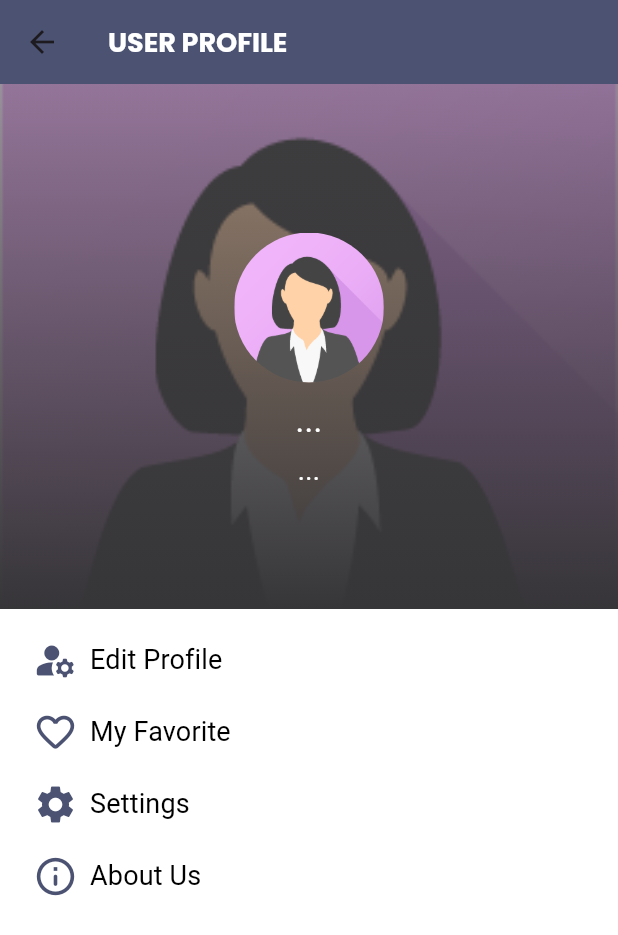
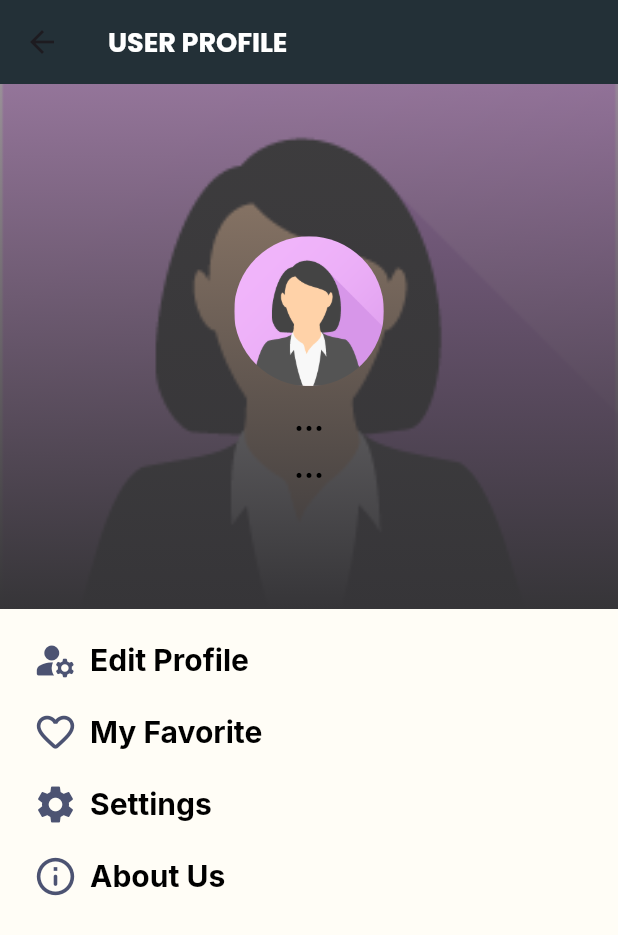
Before and after one commit to Natalieefd/Lieanna-Bag, a Flutter app: the Profile screen opened directly, on a phone screen of 412 x 824 dp. Shown: the top 935 px of the screen. Run offline on Flutter 3.47's test engine with Material 3 defaults, Android fonts, the phone set to English and light mode, and no system bars; our stand-ins replace cloud_firestore, email_validator, firebase_auth, firebase_core, firebase_storage, google_fonts and 2 more; accounts and stored records are empty.

Commit message:
Update profile.dart

```diff
--- a/lib/page/profile.dart
+++ b/lib/page/profile.dart
@@ -1,8 +1,11 @@
 import 'package:cloud_firestore/cloud_firestore.dart';
 import 'package:firebase_auth/firebase_auth.dart';
 import 'package:flutter/material.dart';
+import 'package:lienna_bag/Provider/themeMode.dart';
 import 'package:lienna_bag/page/edit_profile.dart';
+import 'package:lienna_bag/page/settings.dart' as app_settings;
 import 'package:lienna_bag/page/favorite_page.dart';
+import 'package:provider/provider.dart';
 
 import 'about_page.dart';
 
@@ -11,6 +14,8 @@ class Profile extends StatelessWidget {
 
   @override
   Widget build(BuildContext context) {
+    final themeModeData = Provider.of<ThemeModeData>(context);
+
     var lebar = MediaQuery.of(context).size.width;
     var tinggi = MediaQuery.of(context).size.height;
 
@@ -45,10 +50,10 @@ class Profile extends StatelessWidget {
                   : '';
 
           return Scaffold(
-            backgroundColor: Colors.white,
             appBar: AppBar(
-                // backgroundColor: Providser.of<ThemeModeData>(context).containerColor,
-                backgroundColor: Color.fromRGBO(76, 83, 114, 1),
+                backgroundColor:
+                    Provider.of<ThemeModeData>(context).containerColor,
+                // backgroundColor: Color.fromRGBO(76, 83, 114, 1),
                 title: Column(
                   mainAxisAlignment: MainAxisAlignment.center,
                   crossAxisAlignment: CrossAxisAlignment.center,
@@ -70,8 +75,7 @@ class Profile extends StatelessWidget {
                 Container(
                   width: lebar,
                   height: tinggi,
-                  // color: Color.fromARGB(255, 54, 53, 56),
-                  color: Colors.white,
+                  // color: Provider.of<ThemeModeData>(context).containerColor,
                   child: Column(
                     mainAxisAlignment: MainAxisAlignment.start,
                     crossAxisAlignment: CrossAxisAlignment.start,
@@ -134,11 +138,8 @@ class Profile extends StatelessWidget {
                               Text(
                                 usernameData.toString(),
                                 textAlign: TextAlign.center,
-                                style: TextStyle(
-                                  color: Colors.white,
-                                  fontSize: 22,
-                                  fontWeight: FontWeight.w400,
-                                ),
+                                style:
+                                    Theme.of(context).textTheme.headlineMedium,
                               ),
                               SizedBox(
                                 height: 5,
@@ -146,11 +147,8 @@ class Profile extends StatelessWidget {
                               Text(
                                 emailData.toString(),
                                 textAlign: TextAlign.center,
-                                style: TextStyle(
-                                  color: Colors.white,
-                                  fontSize: 18,
-                                  fontWeight: FontWeight.w400,
-                                ),
+                                style:
+                                    Theme.of(context).textTheme.headlineMedium,
                               ),
                             ],
                           ),
@@ -177,20 +175,17 @@ class Profile extends StatelessWidget {
                               ),
                               label: Text(
                                 "Edit Profile",
-                                style: TextStyle(
-                                  fontSize: 18,
-                                  color: Colors.black,
-                                  fontWeight: FontWeight.w400,
-                                ),
+                                style:
+                                    Theme.of(context).textTheme.headlineMedium,
                               ),
                             ),
                             TextButton.icon(
                               onPressed: () {
-                                Navigator.push(
-                                  context,
-                                  MaterialPageRoute(
-                                      builder: (context) => MerkPage()),
-                                );
+                                // Navigator.push(
+                                //   context,
+                                //   MaterialPageRoute(
+                                //       builder: (context) => FavoritePage()),
+                                // );
                               },
                               icon: Icon(
                                 Icons.favorite_border_rounded,
@@ -199,20 +194,18 @@ class Profile extends StatelessWidget {
                               ),
                               label: Text(
                                 "My Favorite",
-                                style: TextStyle(
-                                  fontSize: 18,
-                                  color: Colors.black,
-                                  fontWeight: FontWeight.w400,
-                                ),
+                                style:
+                                    Theme.of(context).textTheme.headlineMedium,
                               ),
                             ),
                             TextButton.icon(
                               onPressed: () {
-                                // Navigator.push(
-                                //   context,
-                                //   MaterialPageRoute(
-                                //       builder: (context) => Settings()),
-                                // );
+                                Navigator.push(
+                                  context,
+                                  MaterialPageRoute(
+                                      builder: (context) =>
+                                          app_settings.Settings()),
+                                );
                               },
                               icon: Icon(
                                 Icons.settings,
@@ -221,11 +214,8 @@ class Profile extends StatelessWidget {
                               ),
                               label: Text(
                                 "Settings",
-                                style: TextStyle(
-                                  fontSize: 18,
-                                  color: Colors.black,
-                                  fontWeight: FontWeight.w400,
-                                ),
+                                style:
+                                    Theme.of(context).textTheme.headlineMedium,
                               ),
                             ),
                             TextButton.icon(
@@ -243,11 +233,8 @@ class Profile extends StatelessWidget {
                               ),
                               label: Text(
                                 "About Us",
-                                style: TextStyle(
-                                  fontSize: 18,
-                                  color: Colors.black,
-                                  fontWeight: FontWeight.w400,
-                                ),
+                                style:
+                                    Theme.of(context).textTheme.headlineMedium,
                               ),
                             ),
                           ],
```
